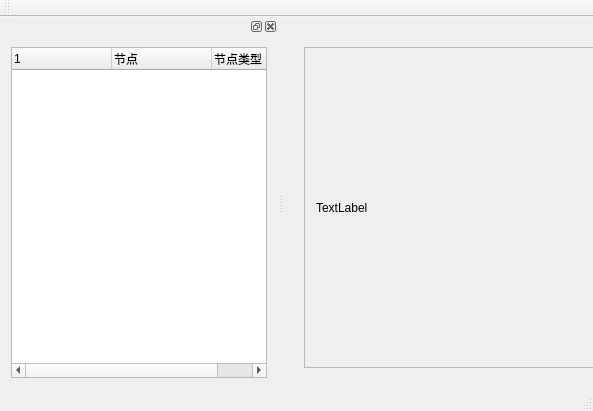
Before: the Qt Designer form chap04/samp4_8/mainwindow.ui in LIKESCX/qt_Study, drawn with Qt 5.
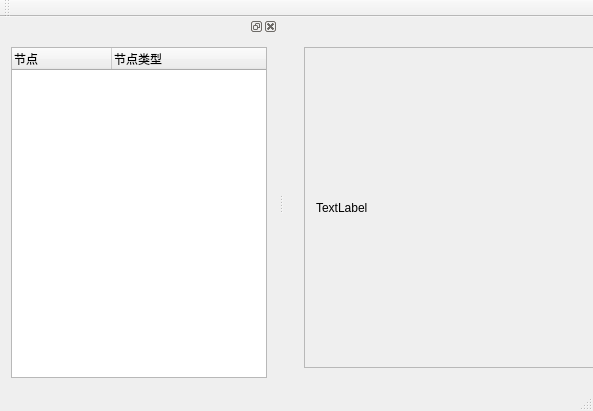
After: the same form once the commit is applied. Icons and pictures are not drawn.

Commit message: 提交代码

What changed in the file:
```diff
--- a/chap04/samp4_8/mainwindow.ui
+++ b/chap04/samp4_8/mainwindow.ui
@@ -79,12 +79,7 @@
    <widget class="QWidget" name="dockWidgetContents">
     <layout class="QHBoxLayout" name="horizontalLayout">
      <item>
-      <widget class="QTreeWidget" name="treeWidget">
-       <column>
-        <property name="text">
-         <string notr="true">1</string>
-        </property>
-       </column>
+      <widget class="QTreeWidget" name="treeFiles">
        <column>
         <property name="text">
          <string>节点</string>
```
The commit also changes 2 other files.
